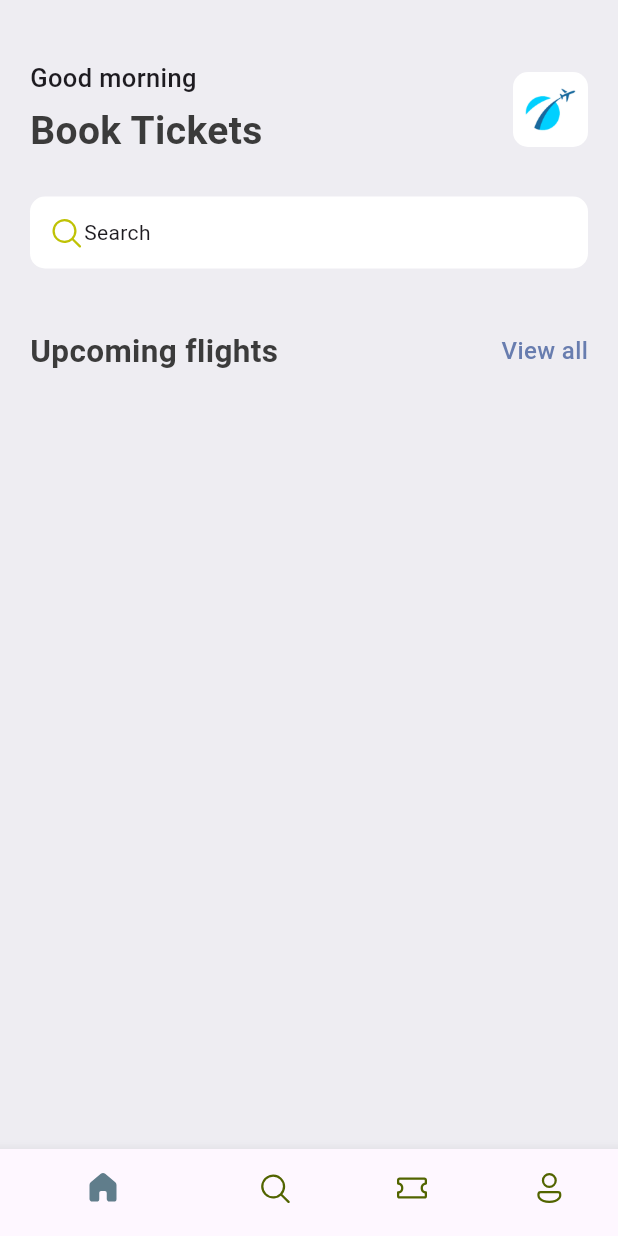
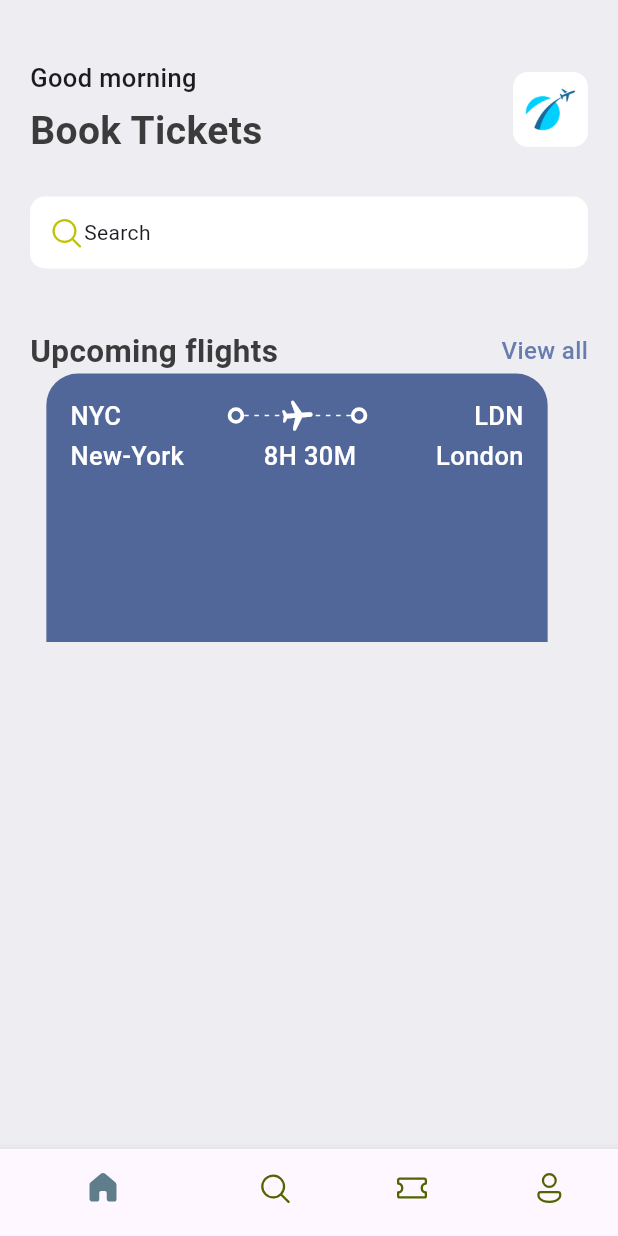
Before and after one commit to ajiec123/ticket-app, a Flutter app: the screen it shows after launch, on a phone screen of 412 x 824 dp. Run offline on Flutter 3.47's test engine with Material 3 defaults, Android fonts, the phone set to English and light mode, and no system bars; our stand-ins replace fluentui_icons.

Commit message:
create list ticket

```diff
--- a/lib/base/res/styles/app_styles.dart
+++ b/lib/base/res/styles/app_styles.dart
@@ -6,6 +6,8 @@ class AppStyles {
   static Color primaryColor = primary;
   static Color textColor = const Color(0xFF3b3b3b);
   static Color bgColor = const Color(0xFFeeedf2);
+  static Color ticketBlue = const Color(0xFF526799);
+
   static TextStyle textStyle =
       TextStyle(fontWeight: FontWeight.w500, fontSize: 16, color: textColor);
 
--- /dev/null
+++ b/lib/base/widgets/app_layoutbuilder_widget.dart
@@ -0,0 +1,29 @@
+import 'package:flutter/material.dart';
+
+class AppLayoutBuilderWidget extends StatelessWidget {
+  final int randomDevider;
+  const AppLayoutBuilderWidget({super.key, required this.randomDevider});
+
+  @override
+  Widget build(BuildContext context) {
+    return LayoutBuilder(
+      builder: (context, constraints) {
+        print("${constraints.constrainWidth().floor()}");
+        return Flex(
+          mainAxisAlignment: MainAxisAlignment.spaceBetween,
+          direction: Axis.horizontal,
+          children: List.generate(
+              (constraints.constrainWidth() / randomDevider).floor(),
+              (index) => const SizedBox(
+                    width: 3,
+                    height: 1,
+                    child: DecoratedBox(
+                        decoration: BoxDecoration(
+                      color: Colors.white,
+                    )),
+                  )),
+        );
+      },
+    );
+  }
+}
--- /dev/null
+++ b/lib/base/widgets/big_dot.dart
@@ -0,0 +1,16 @@
+import 'package:flutter/material.dart';
+
+class BigDot extends StatelessWidget {
+  const BigDot({super.key});
+
+  @override
+  Widget build(BuildContext context) {
+    return Container(
+      padding: EdgeInsets.all(3),
+      decoration: BoxDecoration(
+        border: Border.all(width: 2.5, color: Colors.white),
+        borderRadius: BorderRadius.circular(30),
+      ),
+    );
+  }
+}
--- a/lib/base/widgets/ticket_view.dart
+++ b/lib/base/widgets/ticket_view.dart
@@ -1,4 +1,7 @@
 import 'package:flutter/material.dart';
+import 'package:ticket_app/base/res/styles/app_styles.dart';
+import 'package:ticket_app/base/widgets/app_layoutbuilder_widget.dart';
+import 'package:ticket_app/base/widgets/big_dot.dart';
 
 class TicketView extends StatelessWidget {
   const TicketView({super.key});
@@ -8,6 +11,78 @@ class TicketView extends StatelessWidget {
     final size = MediaQuery.of(context).size;
     return SizedBox(
       width: size.width * 0.85,
+      height: 179,
+      child: Container(
+        margin: const EdgeInsets.only(right: 16),
+        padding: EdgeInsets.all(16),
+        decoration: BoxDecoration(
+            color: AppStyles.ticketBlue,
+            borderRadius: BorderRadius.only(
+                topLeft: Radius.circular(21), topRight: Radius.circular(21))),
+        child: Column(
+          children: [
+            //show departure and destination with icons first line
+            Row(
+              mainAxisAlignment: MainAxisAlignment.spaceBetween,
+              children: [
+                Text(
+                  "NYC",
+                  style: AppStyles.headLineStyle3.copyWith(color: Colors.white),
+                ),
+                Expanded(child: Container()),
+                const BigDot(),
+                Expanded(
+                    child: Stack(
+                  children: [
+                    const SizedBox(
+                      height: 24,
+                      child: AppLayoutBuilderWidget(
+                        randomDevider: 6,
+                      ),
+                    ),
+                    Center(
+                      child: Transform.rotate(
+                        angle: 1.5,
+                        child: const Icon(
+                          Icons.local_airport_rounded,
+                          color: Colors.white,
+                        ),
+                      ),
+                    )
+                  ],
+                )),
+                const BigDot(),
+                Expanded(child: Container()),
+                Text(
+                  "LDN",
+                  style: AppStyles.headLineStyle3.copyWith(color: Colors.white),
+                ),
+              ],
+            ),
+            const SizedBox(height: 3),
+            //show departure and destination names with time
+            Row(
+              mainAxisAlignment: MainAxisAlignment.spaceBetween,
+              children: [
+                Text(
+                  "New-York",
+                  style: AppStyles.headLineStyle3.copyWith(color: Colors.white),
+                ),
+                Expanded(child: Container()),
+                Text(
+                  "8H 30M",
+                  style: AppStyles.headLineStyle3.copyWith(color: Colors.white),
+                ),
+                Expanded(child: Container()),
+                Text(
+                  "London",
+                  style: AppStyles.headLineStyle3.copyWith(color: Colors.white),
+                ),
+              ],
+            ),
+          ],
+        ),
+      ),
     );
   }
 }
```
